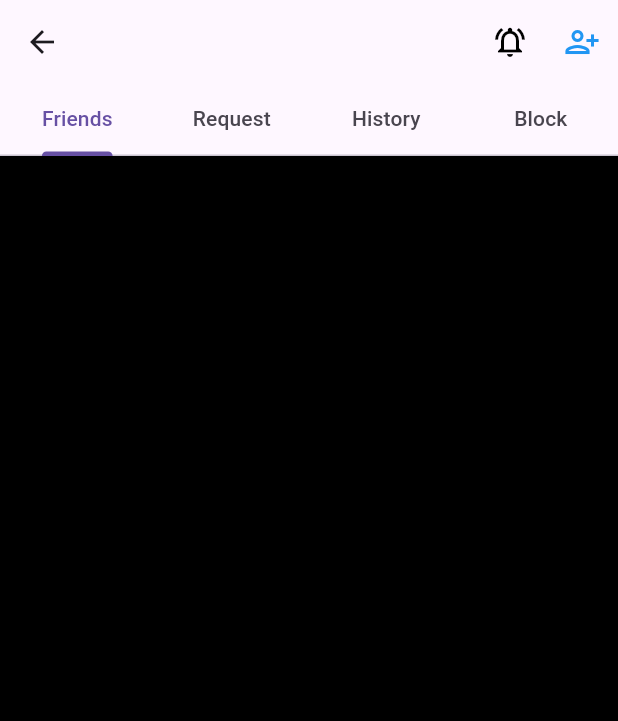
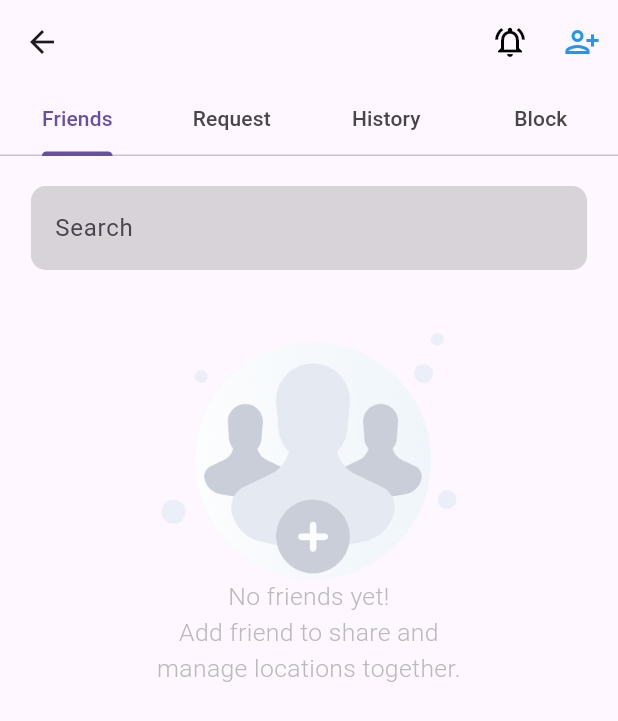
Before and after one commit to 22Teikk/TaoDay_Flutter, a Flutter app: the FriendManagerPage screen opened by its route, on a phone screen of 412 x 824 dp. Shown: the top 721 px of the screen. Run offline on Flutter 3.47's test engine with Material 3 defaults, Android fonts, the light colour scheme and no system bars; our stand-ins replace dio, get, google_maps_flutter, image_picker, lottie, permission_handler and 3 more; missing offline and left inert: qr_code_scanner, scan; accounts and stored records are empty; network calls fail.

Commit message:
Empty layout friend

```diff
--- a/lib/core/utils/values.dart
+++ b/lib/core/utils/values.dart
@@ -23,3 +23,12 @@ const noteCamera = "Point your camera at the QR code to add friend or";
 
 const sosPre =
     "Your emergency notification will be\nsent to the friends listed below within\n10 seconds.";
+
+const emptyFriend =
+    "No friends yet!\nAdd friend to share and \nmanage locations together.";
+
+const emptyRequest = "You don’t have any requests.";
+
+const emptyHistory = "Your History is empty.";
+
+const emptyBlock = "No blocked contacts.";
--- /dev/null
+++ b/lib/core/widgets/empty_layout.dart
@@ -0,0 +1,36 @@
+import 'package:flutter/material.dart';
+import 'package:taoday/core/utils/extensions.dart';
+
+class EmptyLayout extends StatelessWidget {
+  final String img;
+  final String title;
+  const EmptyLayout({
+    super.key,
+    required this.img,
+    required this.title,
+  });
+
+  @override
+  Widget build(BuildContext context) {
+    return Column(
+      children: [
+        SizedBox(
+          height: 5.0.hp,
+        ),
+        Image.asset(
+          img,
+          height: 20.0.hp,
+        ),
+        Text(
+          title,
+          textAlign: TextAlign.center,
+          style: TextStyle(
+            color: Colors.grey.withOpacity(.7),
+            fontSize: 12.0.sp,
+            fontWeight: FontWeight.w300,
+          ),
+        ),
+      ],
+    );
+  }
+}
--- /dev/null
+++ b/lib/core/widgets/search_item.dart
@@ -0,0 +1,34 @@
+import 'package:flutter/material.dart';
+import 'package:taoday/core/utils/extensions.dart';
+
+class SearchWidget extends StatelessWidget {
+  final String title;
+  final bool isIcon;
+  const SearchWidget({
+    super.key,
+    required this.title,
+    this.isIcon = true,
+  });
+
+  @override
+  Widget build(BuildContext context) {
+    return Container(
+      decoration: BoxDecoration(
+        borderRadius: BorderRadius.circular(10),
+        color: Colors.grey.withOpacity(.4),
+      ),
+      width: 90.0.wp,
+      child: TextField(
+        decoration: InputDecoration(
+          hintText: title,
+          border: OutlineInputBorder(
+            borderRadius: BorderRadius.circular(10),
+            borderSide: BorderSide.none,
+          ),
+          alignLabelWithHint: false,
+          prefixIcon: isIcon ? const Icon(Icons.search) : null,
+        ),
+      ),
+    );
+  }
+}
--- a/lib/ui/friend_manager/friend_manager_view.dart
+++ b/lib/ui/friend_manager/friend_manager_view.dart
@@ -1,6 +1,8 @@
 import 'package:flutter/material.dart';
+import 'package:flutter/widgets.dart';
 import 'package:get/get.dart';
 import 'package:taoday/core/utils/routes.dart';
+import 'package:taoday/core/widgets/search_item.dart';
 import 'package:taoday/ui/friend_manager/friend_controller.dart';
 import 'package:taoday/ui/friend_manager/view/block_view.dart';
 import 'package:taoday/ui/friend_manager/view/friend_view.dart';
@@ -53,12 +55,25 @@ class FriendManagerPage extends GetView<FriendController> {
         body: const SafeArea(
           child: SizedBox(
             width: double.infinity,
-            child: TabBarView(
+            child: Column(
               children: [
-                FriendView(),
-                RequestView(),
-                HistoryView(),
-                BlockView(),
+                SizedBox(
+                  height: 20,
+                ),
+                SearchWidget(
+                  title: "Search",
+                  isIcon: false,
+                ),
+                Expanded(
+                  child: TabBarView(
+                    children: [
+                      FriendView(),
+                      RequestView(),
+                      HistoryView(),
+                      BlockView(),
+                    ],
+                  ),
+                ),
               ],
             ),
           ),
--- a/lib/ui/friend_manager/view/friend_view.dart
+++ b/lib/ui/friend_manager/view/friend_view.dart
@@ -1,5 +1,9 @@
+import 'package:flutter/cupertino.dart';
 import 'package:flutter/material.dart';
+import 'package:flutter/widgets.dart';
 import 'package:get/get.dart';
+import 'package:taoday/core/utils/values.dart';
+import 'package:taoday/core/widgets/empty_layout.dart';
 import 'package:taoday/ui/friend_manager/friend_controller.dart';
 
 class FriendView extends GetView<FriendController> {
@@ -7,9 +11,20 @@ class FriendView extends GetView<FriendController> {
 
   @override
   Widget build(BuildContext context) {
+    bool isEmpty = true;
     return SafeArea(
-      child: Container(
-        color: Colors.black,
+      child: SizedBox(
+        width: double.infinity,
+        height: double.infinity,
+        child: isEmpty == true
+            ? const Center(
+                child: EmptyLayout(
+                    img: "assets/images/img_friend_empty.png",
+                    title: emptyFriend),
+              )
+            : const Column(
+                children: [],
+              ),
       ),
     );
   }
```
Also changed, not shown: lib/ui/emergency/emergency_view.dart (+2 -18 lines), lib/ui/friend_manager/view/block_view.dart (+18 -1 lines), lib/ui/friend_manager/view/history_view.dart (+19 -1 lines), lib/ui/friend_manager/view/request_view.dart (+19 -1 lines), assets/images/img_block_empty.png (added), assets/images/img_friend_empty.png (added), assets/images/img_history_empty.png (added), assets/images/img_request_empty.png (added).
